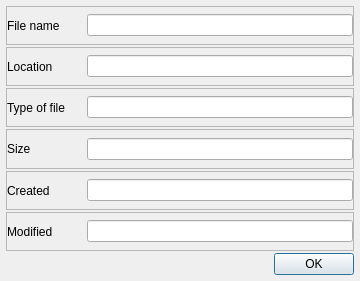
The window that src/fileinfodialog/fileinfodialog.ui (karakirimu/AutoBatchTools) describes before a commit, drawn with Qt 5.
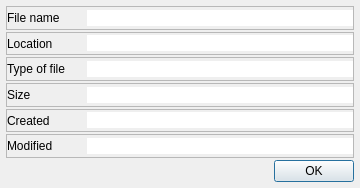
The same window after the commit.

Patch:
```diff
--- a/src/fileinfodialog/fileinfodialog.ui
+++ b/src/fileinfodialog/fileinfodialog.ui
@@ -7,7 +7,7 @@
     <x>0</x>
     <y>0</y>
     <width>360</width>
-    <height>281</height>
+    <height>188</height>
    </rect>
   </property>
   <property name="windowTitle">
@@ -81,7 +81,10 @@
       <item>
        <widget class="QLineEdit" name="filename">
         <property name="styleSheet">
-         <string notr="true"/>
+         <string notr="true">border: none;</string>
+        </property>
+        <property name="alignment">
+         <set>Qt::AlignRight|Qt::AlignTrailing|Qt::AlignVCenter</set>
         </property>
         <property name="readOnly">
          <bool>true</bool>
@@ -137,7 +140,10 @@
       <item>
        <widget class="QLineEdit" name="filepass">
         <property name="styleSheet">
-         <string notr="true"/>
+         <string notr="true">border: none;</string>
+        </property>
+        <property name="alignment">
+         <set>Qt::AlignRight|Qt::AlignTrailing|Qt::AlignVCenter</set>
         </property>
         <property name="readOnly">
          <bool>true</bool>
@@ -193,7 +199,7 @@
       <item>
        <widget class="QLineEdit" name="extension">
         <property name="styleSheet">
-         <string notr="true"/>
+         <string notr="true">border: none;</string>
         </property>
         <property name="alignment">
          <set>Qt::AlignRight|Qt::AlignTrailing|Qt::AlignVCenter</set>
@@ -252,7 +258,7 @@
       <item>
        <widget class="QLineEdit" name="filesize">
         <property name="styleSheet">
-         <string notr="true"/>
+         <string notr="true">border: none;</string>
         </property>
         <property name="alignment">
          <set>Qt::AlignRight|Qt::AlignTrailing|Qt::AlignVCenter</set>
@@ -311,7 +317,7 @@
       <item>
        <widget class="QLineEdit" name="created">
         <property name="styleSheet">
-         <string notr="true"/>
+         <string notr="true">border: none;</string>
         </property>
         <property name="alignment">
          <set>Qt::AlignRight|Qt::AlignTrailing|Qt::AlignVCenter</set>
@@ -370,7 +376,7 @@
       <item>
        <widget class="QLineEdit" name="updated">
         <property name="styleSheet">
-         <string notr="true"/>
+         <string notr="true">border: none;</string>
         </property>
         <property name="alignment">
          <set>Qt::AlignRight|Qt::AlignTrailing|Qt::AlignVCenter</set>
```
